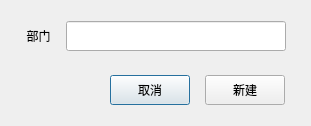
First picture: the form in Qt/ERP/dialognewdepartment.ui, repository superp2017/NTERP, before the edit.
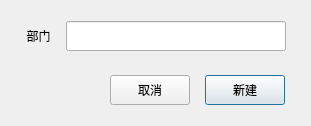
Second picture: the form after the edit.

Diff of the .ui file:
```diff
--- a/Qt/ERP/dialognewdepartment.ui
+++ b/Qt/ERP/dialognewdepartment.ui
@@ -91,6 +91,9 @@
        <property name="text">
         <string>取消</string>
        </property>
+       <property name="autoDefault">
+        <bool>false</bool>
+       </property>
       </widget>
      </item>
      <item>
```
